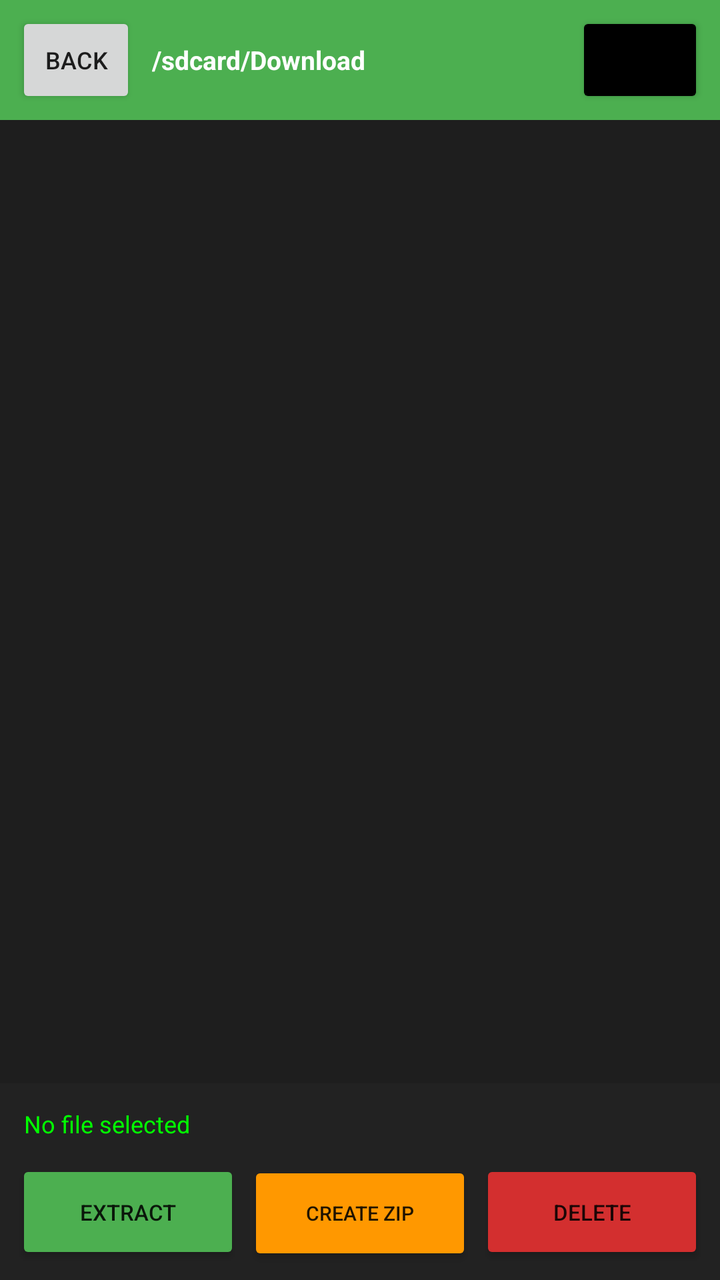
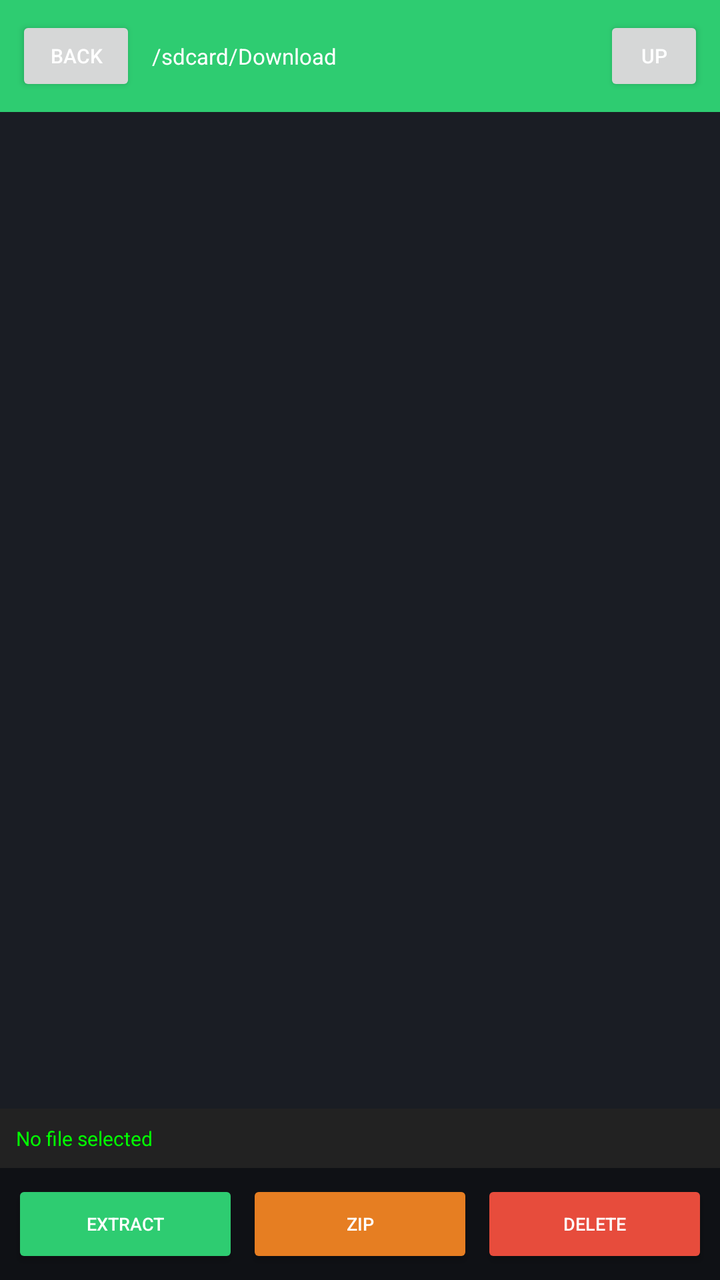

The first picture is an Android layout as it rendered before a commit; the second is the same layout after the commit. The layout source and the unified diff follow.
<!-- AndroidManifest.xml: application theme Theme.OTGFlasher -->
<!-- res/layout/activity_file_manager.xml -->
<?xml version="1.0" encoding="utf-8"?>
<LinearLayout xmlns:android="http://schemas.android.com/apk/res/android" android:orientation="vertical" android:layout_width="match_parent" android:layout_height="match_parent" android:background="#121212">
<LinearLayout android:orientation="horizontal" android:layout_width="match_parent" android:layout_height="60dp" android:background="#4CAF50" android:gravity="center_vertical" android:padding="8dp">
<Button android:id="@+id/btnBack" android:layout_width="60dp" android:layout_height="48dp" android:text="BACK" android:textSize="12sp"/>
<TextView android:id="@+id/txtPath" android:layout_width="0dp" android:layout_weight="1" android:layout_height="wrap_content" android:text="/sdcard/Download" android:textColor="#FFF" android:textSize="13sp" android:padding="8dp" android:textStyle="bold"/>
<Button android:id="@+id/btnUp" android:layout_width="64dp" android:layout_height="48dp" android:text="UP" android:textSize="12sp" android:backgroundTint="#000"/>
</LinearLayout>
<ListView android:id="@+id/listFiles" android:layout_width="match_parent" android:layout_height="0dp" android:layout_weight="1" android:background="#1E1E1E" android:divider="#333" android:dividerHeight="1dp"/>
<LinearLayout android:orientation="vertical" android:layout_width="match_parent" android:layout_height="wrap_content" android:background="#222" android:padding="8dp">
<TextView android:id="@+id/txtSelected" android:layout_width="match_parent" android:layout_height="wrap_content" android:text="No file selected" android:textColor="#0F0" android:textSize="12sp" android:padding="4dp"/>
<LinearLayout android:orientation="horizontal" android:layout_width="match_parent" android:layout_height="wrap_content" android:layout_marginTop="6dp">
<Button android:id="@+id/btnExtract" android:layout_width="0dp" android:layout_weight="1" android:layout_height="52dp" android:text="EXTRACT" android:textSize="11sp" android:backgroundTint="#4CAF50"/>
<Button android:id="@+id/btnCreateZip" android:layout_width="0dp" android:layout_weight="1" android:layout_height="52dp" android:text="CREATE ZIP" android:textSize="10sp" android:backgroundTint="#FF9800" android:layout_marginStart="4dp"/>
<Button android:id="@+id/btnDelete" android:layout_width="0dp" android:layout_weight="1" android:layout_height="52dp" android:text="DELETE" android:textSize="11sp" android:backgroundTint="#D32F2F" android:layout_marginStart="4dp"/>
</LinearLayout>
</LinearLayout>
</LinearLayout>
<!-- resources referenced by this layout -->
<resources>
  <style name="Theme.OTGFlasher" parent="android:Theme.Material.Light.NoActionBar" />
</resources>

<!-- the commit's change to res/layout/activity_file_manager.xml (unified diff, before → after) -->
@@ -1,17 +1,7 @@
 <?xml version="1.0" encoding="utf-8"?>
-<LinearLayout xmlns:android="http://schemas.android.com/apk/res/android" android:orientation="vertical" android:layout_width="match_parent" android:layout_height="match_parent" android:background="#121212">
-<LinearLayout android:orientation="horizontal" android:layout_width="match_parent" android:layout_height="60dp" android:background="#4CAF50" android:gravity="center_vertical" android:padding="8dp">
-<Button android:id="@+id/btnBack" android:layout_width="60dp" android:layout_height="48dp" android:text="BACK" android:textSize="12sp"/>
-<TextView android:id="@+id/txtPath" android:layout_width="0dp" android:layout_weight="1" android:layout_height="wrap_content" android:text="/sdcard/Download" android:textColor="#FFF" android:textSize="13sp" android:padding="8dp" android:textStyle="bold"/>
-<Button android:id="@+id/btnUp" android:layout_width="64dp" android:layout_height="48dp" android:text="UP" android:textSize="12sp" android:backgroundTint="#000"/>
+<LinearLayout xmlns:android="http://schemas.android.com/apk/res/android" android:orientation="vertical" android:layout_width="match_parent" android:layout_height="match_parent" android:background="#0F1115">
+<LinearLayout android:orientation="horizontal" android:layout_width="match_parent" android:layout_height="56dp" android:background="#2ECC71" android:gravity="center_vertical" android:padding="8dp"><Button android:id="@+id/btnBack" android:layout_width="60dp" android:layout_height="40dp" android:text="BACK" android:textColor="#FFF" android:textSize="10sp"/><TextView android:id="@+id/txtPath" android:layout_width="0dp" android:layout_weight="1" android:layout_height="wrap_content" android:text="/sdcard/Download" android:textColor="#FFF" android:textSize="11sp" android:padding="8dp"/><Button android:id="@+id/btnUp" android:layout_width="50dp" android:layout_height="40dp" android:text="UP" android:textColor="#FFF" android:textSize="10sp"/></LinearLayout>
+<ListView android:id="@+id/listFiles" android:layout_width="match_parent" android:layout_height="0dp" android:layout_weight="1" android:background="#1A1D24"/>
+<TextView android:id="@+id/txtSelected" android:layout_width="match_parent" android:layout_height="wrap_content" android:text="No file selected" android:textColor="#0F0" android:textSize="10sp" android:padding="8dp" android:background="#222"/>
+<LinearLayout android:orientation="horizontal" android:layout_width="match_parent" android:layout_height="wrap_content" android:padding="6dp"><Button android:id="@+id/btnExtract" android:layout_width="0dp" android:layout_weight="1" android:layout_height="44dp" android:text="EXTRACT" android:textColor="#FFF" android:textSize="9sp" android:backgroundTint="#2ECC71"/><Button android:id="@+id/btnCreateZip" android:layout_width="0dp" android:layout_weight="1" android:layout_height="44dp" android:text="ZIP" android:textColor="#FFF" android:textSize="9sp" android:backgroundTint="#E67E22" android:layout_marginStart="4dp"/><Button android:id="@+id/btnDelete" android:layout_width="0dp" android:layout_weight="1" android:layout_height="44dp" android:text="DELETE" android:textColor="#FFF" android:textSize="9sp" android:backgroundTint="#E74C3C" android:layout_marginStart="4dp"/></LinearLayout>
 </LinearLayout>
-<ListView android:id="@+id/listFiles" android:layout_width="match_parent" android:layout_height="0dp" android:layout_weight="1" android:background="#1E1E1E" android:divider="#333" android:dividerHeight="1dp"/>
-<LinearLayout android:orientation="vertical" android:layout_width="match_parent" android:layout_height="wrap_content" android:background="#222" android:padding="8dp">
-<TextView android:id="@+id/txtSelected" android:layout_width="match_parent" android:layout_height="wrap_content" android:text="No file selected" android:textColor="#0F0" android:textSize="12sp" android:padding="4dp"/>
-<LinearLayout android:orientation="horizontal" android:layout_width="match_parent" android:layout_height="wrap_content" android:layout_marginTop="6dp">
-<Button android:id="@+id/btnExtract" android:layout_width="0dp" android:layout_weight="1" android:layout_height="52dp" android:text="EXTRACT" android:textSize="11sp" android:backgroundTint="#4CAF50"/>
-<Button android:id="@+id/btnCreateZip" android:layout_width="0dp" android:layout_weight="1" android:layout_height="52dp" android:text="CREATE ZIP" android:textSize="10sp" android:backgroundTint="#FF9800" android:layout_marginStart="4dp"/>
-<Button android:id="@+id/btnDelete" android:layout_width="0dp" android:layout_weight="1" android:layout_height="52dp" android:text="DELETE" android:textSize="11sp" android:backgroundTint="#D32F2F" android:layout_marginStart="4dp"/>
-</LinearLayout>
-</LinearLayout>
-</LinearLayout>
